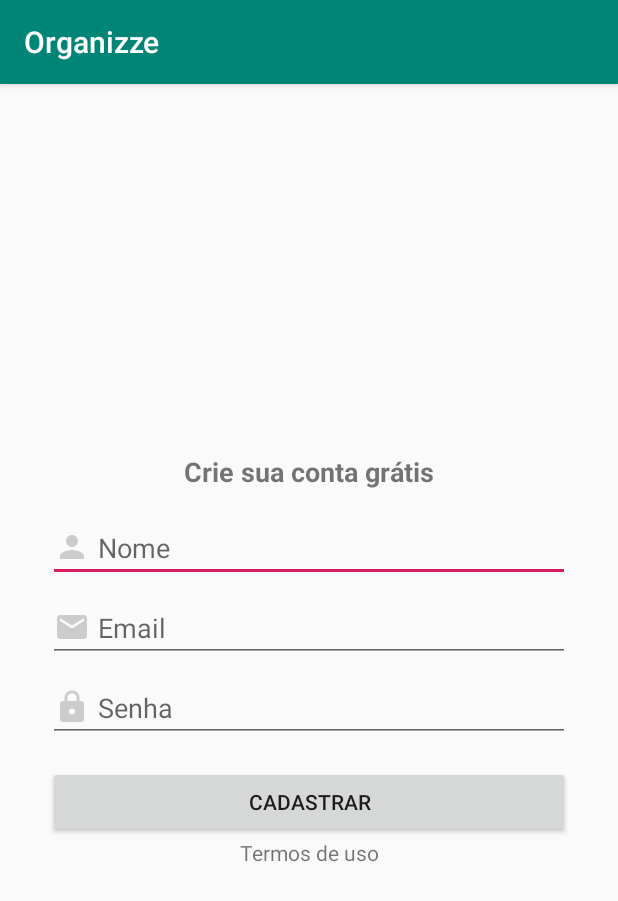
After one commit to juniormargalho/organizze, an Android app: the CadastroActivity screen opened directly, with no data from a screen before it, on a phone screen of 412 x 824 dp. The commit adds this screen. Shown: the top 901 px of the screen. Run offline under Robolectric (Android 15) with nearby library versions, the phone set to English and light mode, and no system bars.

Commit message:
telasCadastroLogin

```diff
--- a/app/src/main/AndroidManifest.xml
+++ b/app/src/main/AndroidManifest.xml
@@ -9,6 +9,8 @@
         android:roundIcon="@mipmap/ic_launcher_round"
         android:supportsRtl="true"
         android:theme="@style/AppTheme">
+        <activity android:name=".activity.CadastroActivity"></activity>
+        <activity android:name=".activity.LoginActivity" />
         <activity
             android:name=".MainActivity"
             android:theme="@style/Theme.Intro">
--- /dev/null
+++ b/app/src/main/java/com/juniormargalho/organizze/activity/CadastroActivity.java
@@ -0,0 +1,16 @@
+package com.juniormargalho.organizze.activity;
+
+import androidx.appcompat.app.AppCompatActivity;
+
+import android.os.Bundle;
+
+import com.juniormargalho.organizze.R;
+
+public class CadastroActivity extends AppCompatActivity {
+
+    @Override
+    protected void onCreate(Bundle savedInstanceState) {
+        super.onCreate(savedInstanceState);
+        setContentView(R.layout.activity_cadastro);
+    }
+}
--- /dev/null
+++ b/app/src/main/res/drawable/ic_cadeado_cinza.xml
@@ -0,0 +1,9 @@
+<vector xmlns:android="http://schemas.android.com/apk/res/android"
+        android:width="24dp"
+        android:height="24dp"
+        android:viewportWidth="24.0"
+        android:viewportHeight="24.0">
+    <path
+        android:fillColor="#CCCCCC"
+        android:pathData="M18,8h-1L17,6c0,-2.76 -2.24,-5 -5,-5S7,3.24 7,6v2L6,8c-1.1,0 -2,0.9 -2,2v10c0,1.1 0.9,2 2,2h12c1.1,0 2,-0.9 2,-2L20,10c0,-1.1 -0.9,-2 -2,-2zM12,17c-1.1,0 -2,-0.9 -2,-2s0.9,-2 2,-2 2,0.9 2,2 -0.9,2 -2,2zM15.1,8L8.9,8L8.9,6c0,-1.71 1.39,-3.1 3.1,-3.1 1.71,0 3.1,1.39 3.1,3.1v2z"/>
+</vector>
--- /dev/null
+++ b/app/src/main/res/drawable/ic_email_cinza.xml
@@ -0,0 +1,9 @@
+<vector xmlns:android="http://schemas.android.com/apk/res/android"
+        android:width="24dp"
+        android:height="24dp"
+        android:viewportWidth="24.0"
+        android:viewportHeight="24.0">
+    <path
+        android:fillColor="#CCCCCC"
+        android:pathData="M20,4L4,4c-1.1,0 -1.99,0.9 -1.99,2L2,18c0,1.1 0.9,2 2,2h16c1.1,0 2,-0.9 2,-2L22,6c0,-1.1 -0.9,-2 -2,-2zM20,8l-8,5 -8,-5L4,6l8,5 8,-5v2z"/>
+</vector>
--- /dev/null
+++ b/app/src/main/res/drawable/ic_pessoa_cinza.xml
@@ -0,0 +1,9 @@
+<vector xmlns:android="http://schemas.android.com/apk/res/android"
+        android:width="24dp"
+        android:height="24dp"
+        android:viewportWidth="24.0"
+        android:viewportHeight="24.0">
+    <path
+        android:fillColor="#CCCCCC"
+        android:pathData="M12,12c2.21,0 4,-1.79 4,-4s-1.79,-4 -4,-4 -4,1.79 -4,4 1.79,4 4,4zM12,14c-2.67,0 -8,1.34 -8,4v2h16v-2c0,-2.66 -5.33,-4 -8,-4z"/>
+</vector>
--- /dev/null
+++ b/app/src/main/res/layout/activity_cadastro.xml
@@ -0,0 +1,103 @@
+<?xml version="1.0" encoding="utf-8"?>
+<androidx.constraintlayout.widget.ConstraintLayout xmlns:android="http://schemas.android.com/apk/res/android"
+    xmlns:app="http://schemas.android.com/apk/res-auto"
+    xmlns:tools="http://schemas.android.com/tools"
+    android:layout_width="match_parent"
+    android:layout_height="match_parent"
+    tools:context=".activity.CadastroActivity">
+
+    <TextView
+        android:id="@+id/textView6"
+        android:layout_width="wrap_content"
+        android:layout_height="wrap_content"
+        android:layout_marginBottom="16dp"
+        android:text="Crie sua conta grátis"
+        android:textSize="18sp"
+        android:textStyle="bold"
+        app:layout_constraintBottom_toTopOf="@+id/editText"
+        app:layout_constraintEnd_toEndOf="parent"
+        app:layout_constraintStart_toStartOf="parent"
+        app:layout_constraintTop_toTopOf="parent"
+        app:layout_constraintVertical_chainStyle="packed" />
+
+    <EditText
+        android:id="@+id/editText"
+        android:layout_width="0dp"
+        android:layout_height="wrap_content"
+        android:layout_marginStart="32dp"
+        android:layout_marginLeft="32dp"
+        android:layout_marginEnd="32dp"
+        android:layout_marginRight="32dp"
+        android:layout_marginBottom="8dp"
+        android:drawableLeft="@drawable/ic_pessoa_cinza"
+        android:drawablePadding="5dp"
+        android:ems="10"
+        android:hint="Nome"
+        android:inputType="textPersonName"
+        app:layout_constraintBottom_toTopOf="@+id/editText2"
+        app:layout_constraintEnd_toEndOf="parent"
+        app:layout_constraintStart_toStartOf="parent"
+        app:layout_constraintTop_toBottomOf="@+id/textView6" />
+
+    <EditText
+        android:id="@+id/editText2"
+        android:layout_width="0dp"
+        android:layout_height="wrap_content"
+        android:layout_marginStart="32dp"
+        android:layout_marginLeft="32dp"
+        android:layout_marginEnd="32dp"
+        android:layout_marginRight="32dp"
+        android:layout_marginBottom="8dp"
+        android:drawableLeft="@drawable/ic_email_cinza"
+        android:drawablePadding="5dp"
+        android:ems="10"
+        android:hint="Email"
+        android:inputType="textEmailAddress"
+        app:layout_constraintBottom_toTopOf="@+id/editText3"
+        app:layout_constraintEnd_toEndOf="parent"
+        app:layout_constraintStart_toStartOf="parent"
+        app:layout_constraintTop_toBottomOf="@+id/editText" />
+
+    <EditText
+        android:id="@+id/editText3"
+        android:layout_width="0dp"
+        android:layout_height="wrap_content"
+        android:layout_marginStart="32dp"
+        android:layout_marginLeft="32dp"
+        android:layout_marginEnd="32dp"
+        android:layout_marginRight="32dp"
+        android:drawableLeft="@drawable/ic_cadeado_cinza"
+        android:drawablePadding="5dp"
+        android:ems="10"
+        android:hint="Senha"
+        android:inputType="textPassword"
+        app:layout_constraintBottom_toTopOf="@+id/button2"
+        app:layout_constraintEnd_toEndOf="parent"
+        app:layout_constraintStart_toStartOf="parent"
+        app:layout_constraintTop_toBottomOf="@+id/editText2" />
+
+    <Button
+        android:id="@+id/button2"
+        android:layout_width="0dp"
+        android:layout_height="wrap_content"
+        android:layout_marginStart="32dp"
+        android:layout_marginLeft="32dp"
+        android:layout_marginTop="16dp"
+        android:layout_marginEnd="32dp"
+        android:layout_marginRight="32dp"
+        android:text="Cadastrar"
+        app:layout_constraintBottom_toTopOf="@+id/textView7"
+        app:layout_constraintEnd_toEndOf="parent"
+        app:layout_constraintStart_toStartOf="parent"
+        app:layout_constraintTop_toBottomOf="@+id/editText3" />
+
+    <TextView
+        android:id="@+id/textView7"
+        android:layout_width="wrap_content"
+        android:layout_height="wrap_content"
+        android:text="Termos de uso"
+        app:layout_constraintBottom_toBottomOf="parent"
+        app:layout_constraintEnd_toEndOf="parent"
+        app:layout_constraintStart_toStartOf="parent"
+        app:layout_constraintTop_toBottomOf="@+id/button2" />
+</androidx.constraintlayout.widget.ConstraintLayout>
```
Also changed, not shown: app/src/main/java/com/juniormargalho/organizze/MainActivity.java (+20 -0 lines), app/src/main/java/com/juniormargalho/organizze/activity/LoginActivity.java (added, +16 -0 lines), app/src/main/res/layout/activity_login.xml (added, +74 -0 lines), app/src/main/res/layout/intro_cadastro.xml (added, +59 -0 lines), app/build.gradle (line endings or trailing spaces).
